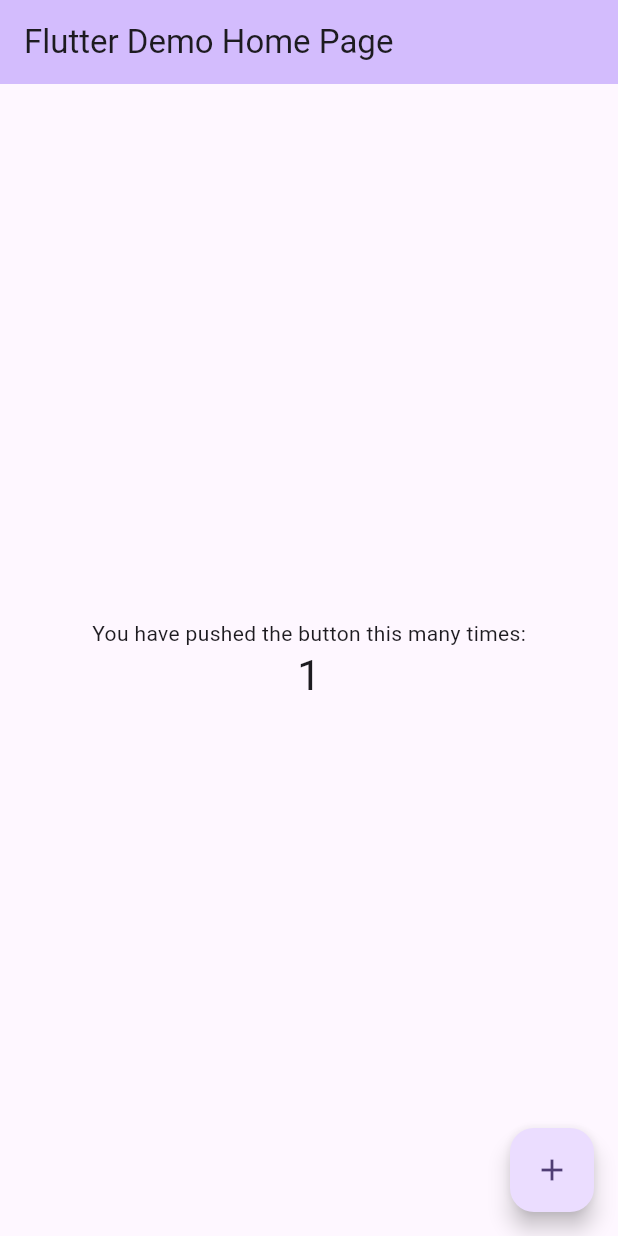
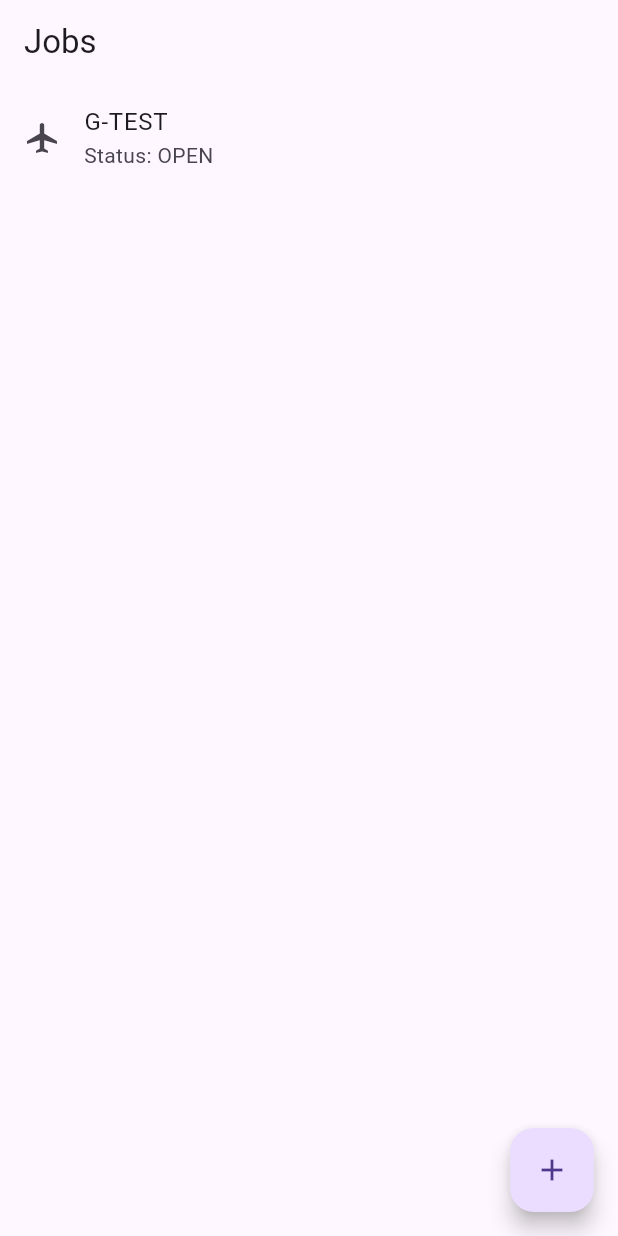
Before and after one commit to NotAdan17/rampcheck-app, a Flutter app: the screen it shows after launch, after a tap on the "add" icon, on a phone screen of 412 x 824 dp. Run offline on Flutter 3.47's test engine with Material 3 defaults, Android fonts, the phone set to English and light mode, and no system bars; our stand-ins replace sqflite; accounts and stored records are empty.

Commit message:
Display and create jobs using local SQLite database

```diff
--- a/lib/data/local_db.dart
+++ b/lib/data/local_db.dart
@@ -29,4 +29,21 @@ class LocalDb {
       },
     );
   }
+
+  // -------------------------------
+  // JOB DATABASE FUNCTIONS
+  // -------------------------------
+
+  static Future<int> insertJob(Map<String, dynamic> job) async {
+    final db = await database;
+    return await db.insert('jobs', job);
+  }
+
+  static Future<List<Map<String, dynamic>>> getJobs() async {
+    final db = await database;
+    return await db.query(
+      'jobs',
+      orderBy: 'createdAt DESC',
+    );
+  }
 }
--- a/lib/main.dart
+++ b/lib/main.dart
@@ -1,122 +1,18 @@
 import 'package:flutter/material.dart';
+import 'screens/job_list_screen.dart';
 
 void main() {
-  runApp(const MyApp());
+  runApp(const RampCheckApp());
 }
 
-class MyApp extends StatelessWidget {
-  const MyApp({super.key});
+class RampCheckApp extends StatelessWidget {
+  const RampCheckApp({super.key});
 
-  // This widget is the root of your application.
   @override
   Widget build(BuildContext context) {
-    return MaterialApp(
-      title: 'Flutter Demo',
-      theme: ThemeData(
-        // This is the theme of your application.
-        //
-        // TRY THIS: Try running your application with "flutter run". You'll see
-        // the application has a purple toolbar. Then, without quitting the app,
-        // try changing the seedColor in the colorScheme below to Colors.green
-        // and then invoke "hot reload" (save your changes or press the "hot
-        // reload" button in a Flutter-supported IDE, or press "r" if you used
-        // the command line to start the app).
-        //
-        // Notice that the counter didn't reset back to zero; the application
-        // state is not lost during the reload. To reset the state, use hot
-        // restart instead.
-        //
-        // This works for code too, not just values: Most code changes can be
-        // tested with just a hot reload.
-        colorScheme: .fromSeed(seedColor: Colors.deepPurple),
-      ),
-      home: const MyHomePage(title: 'Flutter Demo Home Page'),
+    return const MaterialApp(
+      debugShowCheckedModeBanner: false,
+      home: JobListScreen(),
     );
   }
 }
-
-class MyHomePage extends StatefulWidget {
-  const MyHomePage({super.key, required this.title});
-
-  // This widget is the home page of your application. It is stateful, meaning
-  // that it has a State object (defined below) that contains fields that affect
-  // how it looks.
-
-  // This class is the configuration for the state. It holds the values (in this
-  // case the title) provided by the parent (in this case the App widget) and
-  // used by the build method of the State. Fields in a Widget subclass are
-  // always marked "final".
-
-  final String title;
-
-  @override
-  State<MyHomePage> createState() => _MyHomePageState();
-}
-
-class _MyHomePageState extends State<MyHomePage> {
-  int _counter = 0;
-
-  void _incrementCounter() {
-    setState(() {
-      // This call to setState tells the Flutter framework that something has
-      // changed in this State, which causes it to rerun the build method below
-      // so that the display can reflect the updated values. If we changed
-      // _counter without calling setState(), then the build method would not be
-      // called again, and so nothing would appear to happen.
-      _counter++;
-    });
-  }
-
-  @override
-  Widget build(BuildContext context) {
-    // This method is rerun every time setState is called, for instance as done
-    // by the _incrementCounter method above.
-    //
-    // The Flutter framework has been optimized to make rerunning build methods
-    // fast, so that you can just rebuild anything that needs updating rather
-    // than having to individually change instances of widgets.
-    return Scaffold(
-      appBar: AppBar(
-        // TRY THIS: Try changing the color here to a specific color (to
-        // Colors.amber, perhaps?) and trigger a hot reload to see the AppBar
-        // change color while the other colors stay the same.
-        backgroundColor: Theme.of(context).colorScheme.inversePrimary,
-        // Here we take the value from the MyHomePage object that was created by
-        // the App.build method, and use it to set our appbar title.
-        title: Text(widget.title),
-      ),
-      body: Center(
-        // Center is a layout widget. It takes a single child and positions it
-        // in the middle of the parent.
-        child: Column(
-          // Column is also a layout widget. It takes a list of children and
-          // arranges them vertically. By default, it sizes itself to fit its
-          // children horizontally, and tries to be as tall as its parent.
-          //
-          // Column has various properties to control how it sizes itself and
-          // how it positions its children. Here we use mainAxisAlignment to
-          // center the children vertically; the main axis here is the vertical
-          // axis because Columns are vertical (the cross axis would be
-          // horizontal).
-          //
-          // TRY THIS: Invoke "debug painting" (choose the "Toggle Debug Paint"
-          // action in the IDE, or press "p" in the console), to see the
-          // wireframe for each widget.
-          mainAxisAlignment: .center,
-          children: [
-            const Text('You have pushed the button this many times:'),
-            Text(
-              '$_counter',
-              style: Theme.of(context).textTheme.headlineMedium,
-            ),
-          ],
-        ),
-      ),
-      floatingActionButton: FloatingActionButton(
-        onPressed: _incrementCounter,
-        tooltip: 'Increment',
-        child: const Icon(Icons.add),
-      ),
-    );
-  }
-}
--- /dev/null
+++ b/lib/screens/job_list_screen.dart
@@ -0,0 +1,62 @@
+import 'package:flutter/material.dart';
+import '../data/local_db.dart';
+import '../models/job.dart';
+
+class JobListScreen extends StatefulWidget {
+  const JobListScreen({super.key});
+
+  @override
+  State<JobListScreen> createState() => _JobListScreenState();
+}
+
+class _JobListScreenState extends State<JobListScreen> {
+  List<Job> jobs = [];
+
+  @override
+  void initState() {
+    super.initState();
+    _loadJobs();
+  }
+
+  Future<void> _loadJobs() async {
+    final data = await LocalDb.getJobs();
+    setState(() {
+      jobs = data.map((e) => Job.fromMap(e)).toList();
+    });
+  }
+
+  Future<void> _addTestJob() async {
+    final job = Job(
+      aircraftReg: 'G-TEST',
+      status: 'OPEN',
+      createdAt: DateTime.now(),
+    );
+
+    await LocalDb.insertJob(job.toMap());
+    await _loadJobs();
+  }
+
+  @override
+  Widget build(BuildContext context) {
+    return Scaffold(
+      appBar: AppBar(title: const Text('Jobs')),
+      body: jobs.isEmpty
+          ? const Center(child: Text('No jobs yet'))
+          : ListView.builder(
+              itemCount: jobs.length,
+              itemBuilder: (context, index) {
+                final job = jobs[index];
+                return ListTile(
+                  leading: const Icon(Icons.airplanemode_active),
+                  title: Text(job.aircraftReg),
+                  subtitle: Text('Status: ${job.status}'),
+                );
+              },
+            ),
+      floatingActionButton: FloatingActionButton(
+        onPressed: _addTestJob,
+        child: const Icon(Icons.add),
+      ),
+    );
+  }
+}
```
